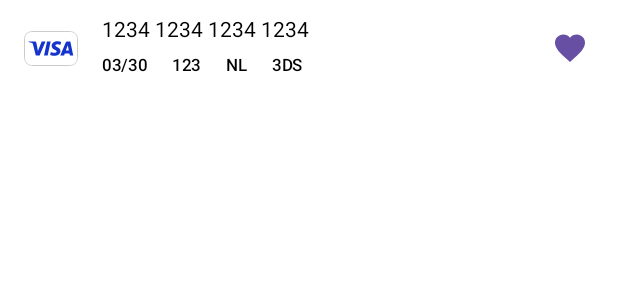
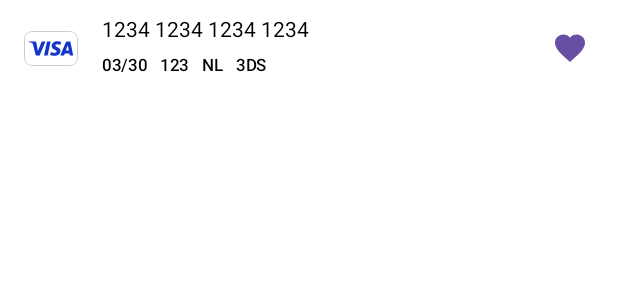
Before and after one commit to Adyen/adyen-testcards-android, an Android app built with Jetpack Compose: the @Preview function CreditCardPreview, on a phone screen of 412 x 824 dp. Shown: the top 300 px of the screen. Run offline under Robolectric (Android 15) with nearby library versions, the phone set to English and light mode, and no system bars.

Commit message:
Improve handling of n/a and null values
COAND-999

```diff
--- a/app/src/main/java/com/adyen/testcards/domain/CreditCardGroup.kt
+++ b/app/src/main/java/com/adyen/testcards/domain/CreditCardGroup.kt
@@ -11,12 +11,12 @@ data class CreditCardGroup(
 data class CreditCard(
     val number: String,
     val expiryDate: String,
-    val securityCode: String,
-    val issuingCountry: String,
+    val securityCode: String?,
+    val issuingCountry: String?,
     val is3DS: Boolean,
     val isFavorite: Boolean = false,
     @DrawableRes val icon: Int? = null,
 ) {
 
-    fun toSearchString(): String = "$number $expiryDate $securityCode $issuingCountry"
+    fun toSearchString(): String = "$number $expiryDate ${securityCode.orEmpty()} ${issuingCountry.orEmpty()}"
 }
--- a/app/src/main/java/com/adyen/testcards/ui/CreditCard.kt
+++ b/app/src/main/java/com/adyen/testcards/ui/CreditCard.kt
@@ -1,10 +1,12 @@
 package com.adyen.testcards.ui
 
 import androidx.compose.foundation.clickable
+import androidx.compose.foundation.layout.Arrangement
 import androidx.compose.foundation.layout.Column
 import androidx.compose.foundation.layout.Row
 import androidx.compose.foundation.layout.Spacer
 import androidx.compose.foundation.layout.fillMaxWidth
+import androidx.compose.foundation.layout.height
 import androidx.compose.foundation.layout.padding
 import androidx.compose.foundation.layout.size
 import androidx.compose.foundation.lazy.LazyListScope
@@ -19,6 +21,7 @@ import androidx.compose.runtime.remember
 import androidx.compose.runtime.setValue
 import androidx.compose.ui.Alignment
 import androidx.compose.ui.Modifier
+import androidx.compose.ui.res.stringResource
 import androidx.compose.ui.tooling.preview.Preview
 import androidx.compose.ui.unit.Dp
 import androidx.compose.ui.unit.dp
@@ -87,16 +90,21 @@ internal fun CreditCard(
     ) {
         Column {
             Text(text = card.number)
-            Spacer(modifier = Modifier.padding(4.dp))
-            Row {
+            Spacer(modifier = Modifier.height(8.dp))
+            Row(horizontalArrangement = Arrangement.spacedBy(8.dp)) {
                 Text(text = card.expiryDate, style = MaterialTheme.typography.labelSmall)
-                Spacer(modifier = Modifier.padding(8.dp))
-                Text(text = card.securityCode, style = MaterialTheme.typography.labelSmall)
-                Spacer(modifier = Modifier.padding(8.dp))
-                Text(text = card.issuingCountry, style = MaterialTheme.typography.labelSmall)
+                Text(
+                    text = card.securityCode ?: stringResource(R.string.cvc_not_applicable),
+                    style = MaterialTheme.typography.labelSmall,
+                )
+                if (card.issuingCountry != null) {
+                    Text(
+                        text = card.issuingCountry,
+                        style = MaterialTheme.typography.labelSmall,
+                    )
+                }
 
                 if (card.is3DS) {
-                    Spacer(modifier = Modifier.padding(8.dp))
                     Text(text = "3DS", style = MaterialTheme.typography.labelSmall)
                 }
             }
@@ -104,7 +112,7 @@ internal fun CreditCard(
     }
 }
 
-@Preview(showBackground = true)
+@Preview(showBackground = true, name = "All params are set")
 @Composable
 private fun CreditCardPreview() {
     val card = CreditCard(
@@ -118,3 +126,18 @@ private fun CreditCardPreview() {
     )
     CreditCard(card = card, onFavoriteClick = { _, _ -> })
 }
+
+@Preview(showBackground = true, name = "All optional params are null")
+@Composable
+private fun CreditCardMinimalPreview() {
+    val card = CreditCard(
+        number = "1234 1234 1234 1234",
+        expiryDate = "03/30",
+        securityCode = null,
+        issuingCountry = null,
+        is3DS = false,
+        isFavorite = false,
+        icon = null,
+    )
+    CreditCard(card = card, onFavoriteClick = { _, _ -> })
+}
--- a/app/src/main/res/values/strings.xml
+++ b/app/src/main/res/values/strings.xml
@@ -1,4 +1,5 @@
 <resources>
     <string name="app_name">Adyen Test Cards</string>
     <string name="title_activity_main">MainActivity</string>
+    <string name="cvc_not_applicable">No CVC</string>
 </resources>
```
Also changed, not shown: app/src/main/java/com/adyen/testcards/data/CreditCardGroupData.kt (+8 -2 lines), app/src/main/java/com/adyen/testcards/ui/GiftCard.kt (+4 -3 lines), app/src/main/java/com/adyen/testcards/ui/IBAN.kt (+4 -3 lines), app/src/main/java/com/adyen/testcards/ui/UsernamePassword.kt (+4 -3 lines).
